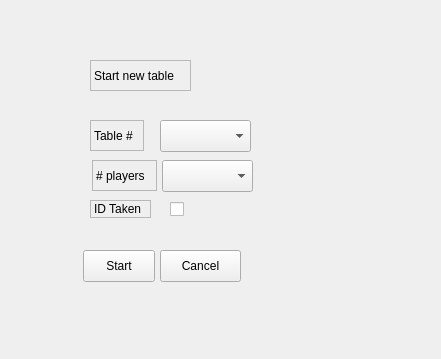
Before: the Qt Designer form tablestart.ui in aj501/NickBilliardsPrjQT, drawn with Qt 5.
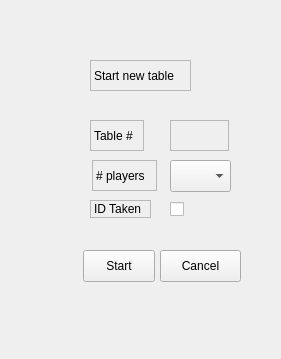
After: the same form once the commit is applied.

What changed in the file:
```diff
--- a/tablestart.ui
+++ b/tablestart.ui
@@ -6,7 +6,7 @@
    <rect>
     <x>0</x>
     <y>0</y>
-    <width>441</width>
+    <width>281</width>
     <height>359</height>
    </rect>
   </property>
@@ -60,9 +60,9 @@
   <widget class="QComboBox" name="comboBox_2">
    <property name="geometry">
     <rect>
-     <x>162</x>
+     <x>170</x>
      <y>160</y>
-     <width>91</width>
+     <width>61</width>
      <height>32</height>
     </rect>
    </property>
@@ -153,15 +153,21 @@
     <string>Table #</string>
    </property>
   </widget>
-  <widget class="QComboBox" name="comboBox">
+  <widget class="QLabel" name="label_5">
    <property name="geometry">
     <rect>
-     <x>160</x>
+     <x>170</x>
      <y>120</y>
-     <width>91</width>
-     <height>32</height>
+     <width>59</width>
+     <height>31</height>
     </rect>
    </property>
+   <property name="frameShape">
+    <enum>QFrame::StyledPanel</enum>
+   </property>
+   <property name="text">
+    <string/>
+   </property>
   </widget>
  </widget>
  <resources/>
```
Left out of the diff: 6 changed lines with no effect on the pictures.
